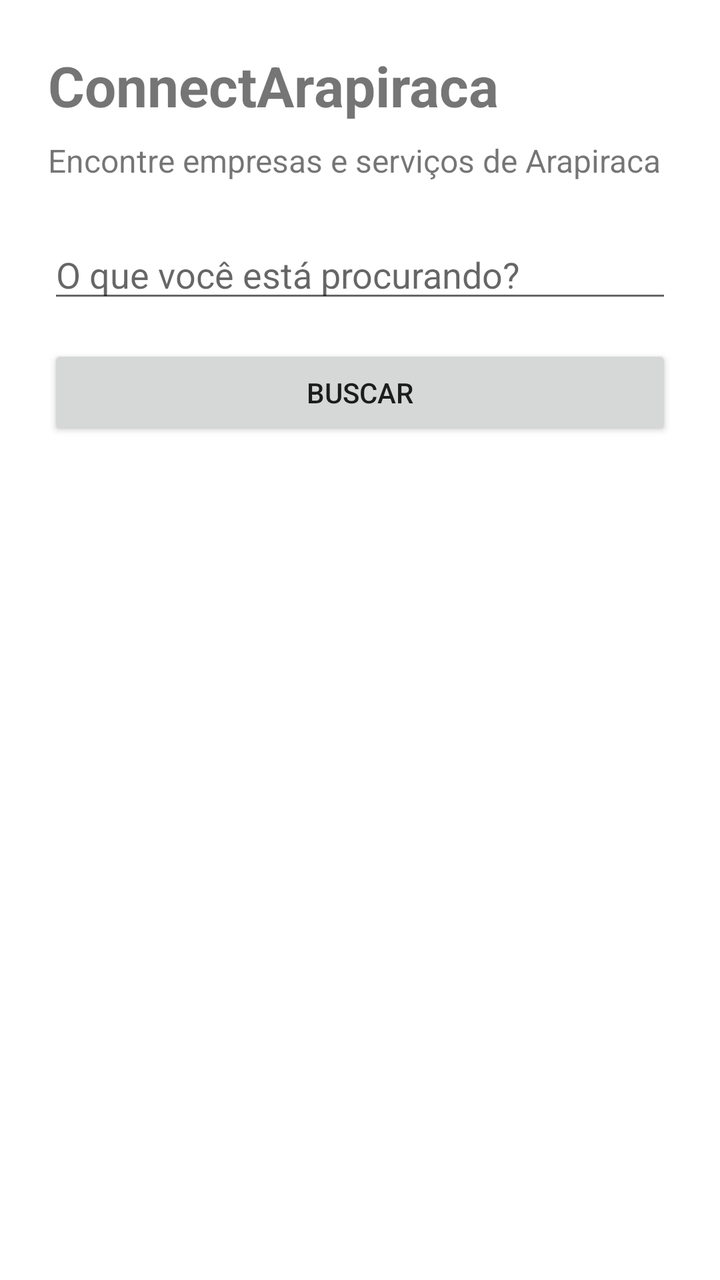
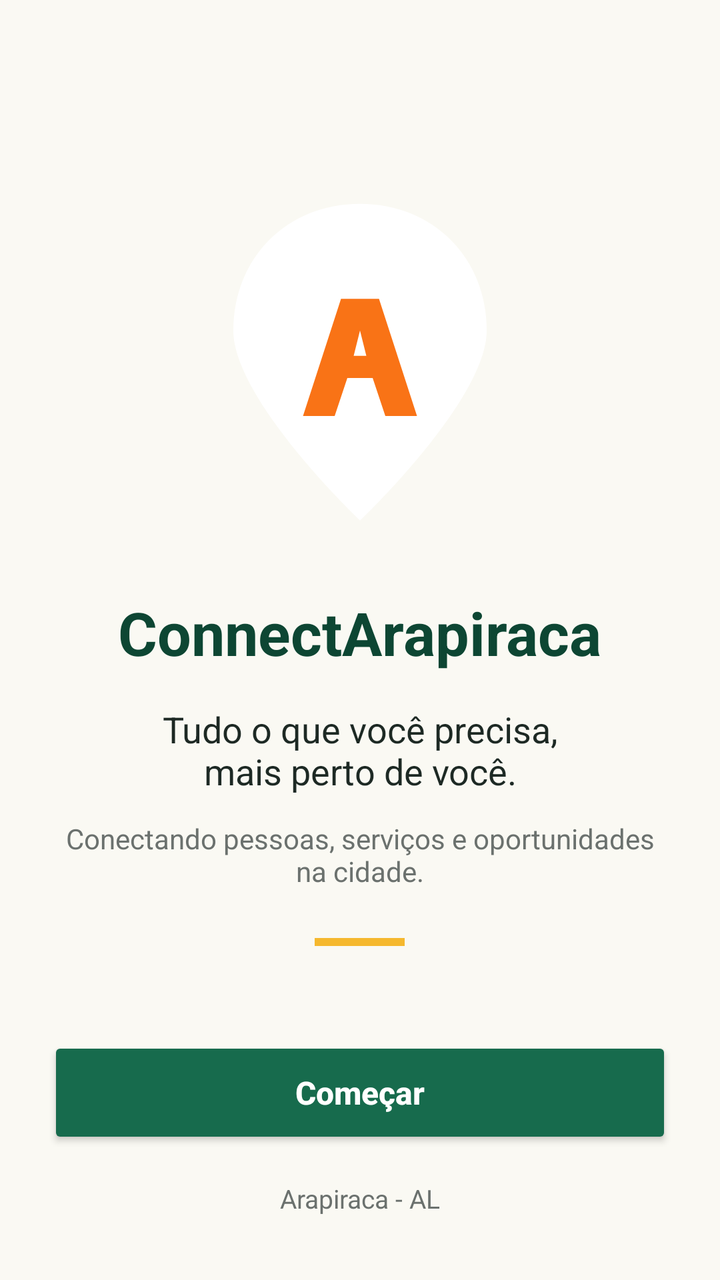

Screens rendered from an Android XML layout before and after an edit, with the pre-edit source and the edit as a unified diff.
<!-- AndroidManifest.xml: application theme Theme.ConectArapiraca -->
<!-- res/layout/activity_main.xml -->
<?xml version="1.0" encoding="utf-8"?>
<LinearLayout xmlns:android="http://schemas.android.com/apk/res/android"
    android:layout_width="match_parent"
    android:layout_height="match_parent"
    android:orientation="vertical"
    android:padding="24dp">

    <TextView
        android:id="@+id/txtTitulo"
        android:layout_width="match_parent"
        android:layout_height="wrap_content"
        android:text="ConnectArapiraca"
        android:textSize="28sp"
        android:textStyle="bold"
        android:layout_marginBottom="8dp" />

    <TextView
        android:id="@+id/txtDescricao"
        android:layout_width="match_parent"
        android:layout_height="wrap_content"
        android:text="Encontre empresas e serviços de Arapiraca"
        android:textSize="16sp"
        android:layout_marginBottom="24dp" />

    <EditText
        android:id="@+id/edtBusca"
        android:layout_width="match_parent"
        android:layout_height="wrap_content"
        android:hint="O que você está procurando?"
        android:inputType="text"
        android:layout_marginBottom="16dp" />

    <Button
        android:id="@+id/btnBuscar"
        android:layout_width="match_parent"
        android:layout_height="wrap_content"
        android:text="Buscar" />

</LinearLayout>
<!-- resources referenced by this layout -->
<resources>
  <style name="Theme.ConectArapiraca" parent="Theme.MaterialComponents.DayNight.DarkActionBar">
          
          <item name="colorPrimary">@color/purple_500</item>
          <item name="colorPrimaryVariant">@color/purple_700</item>
          <item name="colorOnPrimary">@color/white</item>
          
          <item name="colorSecondary">@color/teal_200</item>
          <item name="colorSecondaryVariant">@color/teal_700</item>
          <item name="colorOnSecondary">@color/black</item>
          
          <item name="android:statusBarColor">?attr/colorPrimaryVariant</item>
          
      </style>
  <color name="purple_500">#FF6200EE</color>
  <color name="purple_700">#FF3700B3</color>
  <color name="white">#FFFFFFFF</color>
  <color name="teal_200">#FF03DAC5</color>
  <color name="teal_700">#FF018786</color>
  <color name="black">#FF000000</color>
</resources>

<!-- the commit's change to res/layout/activity_main.xml (unified diff, before → after) -->
@@ -3,37 +3,91 @@
     android:layout_width="match_parent"
     android:layout_height="match_parent"
     android:orientation="vertical"
+    android:background="@color/background"
     android:padding="24dp">
 
-    <TextView
-        android:id="@+id/txtTitulo"
+    
+    <LinearLayout
         android:layout_width="match_parent"
-        android:layout_height="wrap_content"
-        android:text="ConnectArapiraca"
-        android:textSize="28sp"
-        android:textStyle="bold"
-        android:layout_marginBottom="8dp" />
+        android:layout_height="0dp"
+        android:layout_weight="1"
+        android:orientation="vertical"
+        android:gravity="center_horizontal">
 
-    <TextView
-        android:id="@+id/txtDescricao"
-        android:layout_width="match_parent"
-        android:layout_height="wrap_content"
-        android:text="Encontre empresas e serviços de Arapiraca"
-        android:textSize="16sp"
-        android:layout_marginBottom="24dp" />
+        
+        <ImageView
+            android:id="@+id/imgLogo"
+            android:layout_width="190dp"
+            android:layout_height="190dp"
+            android:layout_marginTop="70dp"
+            android:src="@drawable/logo_arapiraca"
+            android:contentDescription="Logo ConnectArapiraca"
+            android:scaleType="fitCenter" />
 
-    <EditText
-        android:id="@+id/edtBusca"
-        android:layout_width="match_parent"
-        android:layout_height="wrap_content"
-        android:hint="O que você está procurando?"
-        android:inputType="text"
-        android:layout_marginBottom="16dp" />
+        
+        <TextView
+            android:id="@+id/txtTitulo"
+            android:layout_width="wrap_content"
+            android:layout_height="wrap_content"
+            android:layout_marginTop="12dp"
+            android:text="ConnectArapiraca"
+            android:textColor="@color/green_dark"
+            android:textSize="30sp"
+            android:textStyle="bold" />
 
+        
+        <TextView
+            android:id="@+id/txtSlogan"
+            android:layout_width="300dp"
+            android:layout_height="wrap_content"
+            android:layout_marginTop="16dp"
+            android:gravity="center"
+            android:text="Tudo o que você precisa,&#10;mais perto de você."
+            android:textColor="@color/text_primary"
+            android:textSize="18sp"
+            android:textStyle="normal" />
+
+        
+        <TextView
+            android:id="@+id/txtDescricao"
+            android:layout_width="300dp"
+            android:layout_height="wrap_content"
+            android:layout_marginTop="12dp"
+            android:gravity="center"
+            android:text="Conectando pessoas, serviços e oportunidades na cidade."
+            android:textColor="@color/text_secondary"
+            android:textSize="14sp" />
+
+        
+        <View
+            android:layout_width="45dp"
+            android:layout_height="4dp"
+            android:layout_marginTop="24dp"
+            android:background="@color/gold_primary" />
+
+    </LinearLayout>
+
+    
     <Button
         android:id="@+id/btnBuscar"
         android:layout_width="match_parent"
+        android:layout_height="56dp"
+        android:layout_marginBottom="16dp"
+        android:backgroundTint="@color/green_primary"
+        android:text="Começar"
+        android:textAllCaps="false"
+        android:textColor="@color/white"
+        android:textSize="16sp"
+        android:textStyle="bold" />
+
+    
+    <TextView
+        android:layout_width="match_parent"
         android:layout_height="wrap_content"
-        android:text="Buscar" />
+        android:gravity="center"
+        android:layout_marginBottom="8dp"
+        android:text="Arapiraca - AL"
+        android:textColor="@color/text_secondary"
+        android:textSize="13sp" />
 
 </LinearLayout>
<!-- resource entries referenced after the edit -->
@@ -1,5 +1,45 @@
 <!-- resources referenced by this layout -->
 <resources>
+  <color name="background">#FAF9F3</color>
+  <color name="gold_primary">#F5B82E</color>
+  <color name="green_dark">#0D4633</color>
+  <color name="green_primary">#176B4D</color>
+  <color name="text_primary">#1D2924</color>
+  <color name="text_secondary">#6B716E</color>
+  <color name="white">#FFFFFF</color>
+  <!-- drawable logo_arapiraca (drawable) -->
+  <?xml version="1.0" encoding="utf-8"?>
+  <vector xmlns:android="http://schemas.android.com/apk/res/android"
+      android:width="120dp"
+      android:height="120dp"
+      android:viewportWidth="120"
+      android:viewportHeight="120">
+  
+      <path
+          android:fillColor="#FFFFFF"
+          android:pathData="M60,5
+              C37,5 20,22 20,45
+              C20,67 60,105 60,105
+              C60,105 100,67 100,45
+              C100,22 83,5 60,5Z" />
+  
+      <path
+          android:fillColor="#F97316"
+          android:pathData="M42,72
+              L54,35
+              L66,35
+              L78,72
+              L68,72
+              L64,60
+              L56,60
+              L52,72
+              Z
+              M58,53
+              L62,53
+              L60,45
+              Z" />
+  
+  </vector>
   <style name="Theme.ConectArapiraca" parent="Theme.MaterialComponents.DayNight.DarkActionBar">
           
           <item name="colorPrimary">@color/purple_500</item>
@@ -15,9 +55,8 @@
       </style>
   <color name="purple_500">#FF6200EE</color>
   <color name="purple_700">#FF3700B3</color>
-  <color name="white">#FFFFFFFF</color>
   <color name="teal_200">#FF03DAC5</color>
   <color name="teal_700">#FF018786</color>
-  <color name="black">#FF000000</color>
+  <color name="black">#000000</color>
 </resources>
 
